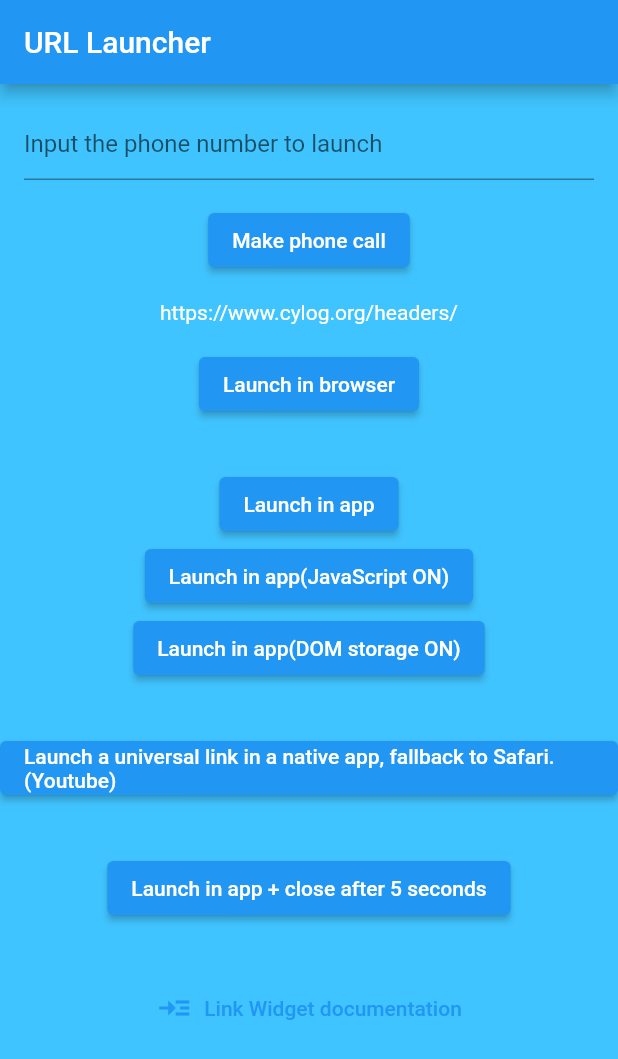
After one commit to Poll21/mig-service, a Flutter app: the MyHomePage screen opened directly, on a phone screen of 412 x 824 dp. The commit adds this screen. Shown: the top 1059 px of the screen. Run offline on Flutter 3.47's test engine with Material 2 defaults, Android fonts, the phone set to English and light mode, and no system bars; our stand-ins replace url_launcher_web.

Commit message:
ContactPage1

```diff
--- a/lib/components/attention_page.dart
+++ b/lib/components/attention_page.dart
@@ -1,5 +1,6 @@
 import 'package:flutter/material.dart';
 import 'package:migservice/components/prices/%D1%81ontact_Information.dart';
+import 'package:migservice/components/prices/contact_pag.dart';
 import 'constants.dart';
 import 'package:migservice/costomicons_icons.dart';
 
@@ -58,7 +59,7 @@ class AttentionPage extends StatelessWidget {
                   borderRadius: BorderRadius.circular(kDefaultRadius/2)
               ),
               child:IconButton(
-                onPressed: () => Navigator.push(context, MaterialPageRoute(builder: (context) => ContactInf())),
+                onPressed: () => Navigator.push(context, MaterialPageRoute(builder: (context) => ContactPage())),
                 icon: Icon(Costomicons.vk,color: kTextColor,),),
             ),
             Container(
--- /dev/null
+++ b/lib/components/prices/contact_pag.dart
@@ -0,0 +1,218 @@
+// Copyright 2013 The Flutter Authors. All rights reserved.
+// Use of this source code is governed by a BSD-style license that can be
+// found in the LICENSE file.
+// ignore_for_file: public_member_api_docs
+
+import 'dart:async';
+
+import 'package:flutter/material.dart';
+import 'package:url_launcher/link.dart';
+import 'package:url_launcher/url_launcher.dart';
+
+
+class ContactPage extends StatelessWidget {
+  @override
+  Widget build(BuildContext context) {
+    return MaterialApp(
+      title: 'URL Launcher',
+      theme: ThemeData(
+        primarySwatch: Colors.blue,
+      ),
+      home: MyHomePage(title: 'URL Launcher'),
+    );
+  }
+}
+
+class MyHomePage extends StatefulWidget {
+  MyHomePage({Key key,
+
+    this.title}) : super(key: key);
+  final String title;
+
+  @override
+  _MyHomePageState createState() => _MyHomePageState();
+}
+
+class _MyHomePageState extends State<MyHomePage> {
+  Future<void> _launched;
+  String _phone = '';
+
+  Future<void> _launchInBrowser(String url) async {
+    if (await canLaunch(url)) {
+      await launch(
+        url,
+        forceSafariVC: false,
+        forceWebView: false,
+        headers: <String, String>{'my_header_key': 'my_header_value'},
+      );
+    } else {
+      throw 'Could not launch $url';
+    }
+  }
+
+  Future<void> _launchInWebViewOrVC(String url) async {
+    if (await canLaunch(url)) {
+      await launch(
+        url,
+        forceSafariVC: true,
+        forceWebView: true,
+        headers: <String, String>{'my_header_key': 'my_header_value'},
+      );
+    } else {
+      throw 'Could not launch $url';
+    }
+  }
+
+  Future<void> _launchInWebViewWithJavaScript(String url) async {
+    if (await canLaunch(url)) {
+      await launch(
+        url,
+        forceSafariVC: true,
+        forceWebView: true,
+        enableJavaScript: true,
+      );
+    } else {
+      throw 'Could not launch $url';
+    }
+  }
+
+  Future<void> _launchInWebViewWithDomStorage(String url) async {
+    if (await canLaunch(url)) {
+      await launch(
+        url,
+        forceSafariVC: true,
+        forceWebView: true,
+        enableDomStorage: true,
+      );
+    } else {
+      throw 'Could not launch $url';
+    }
+  }
+
+  Future<void> _launchUniversalLinkIos(String url) async {
+    if (await canLaunch(url)) {
+      final bool nativeAppLaunchSucceeded = await launch(
+        url,
+        forceSafariVC: false,
+        universalLinksOnly: true,
+      );
+      if (!nativeAppLaunchSucceeded) {
+        await launch(
+          url,
+          forceSafariVC: true,
+        );
+      }
+    }
+  }
+
+  Widget _launchStatus(BuildContext context, AsyncSnapshot<void> snapshot) {
+    if (snapshot.hasError) {
+      return Text('Error: ${snapshot.error}');
+    } else {
+      return const Text('');
+    }
+  }
+
+  Future<void> _makePhoneCall(String url) async {
+    if (await canLaunch(url)) {
+      await launch(url);
+    } else {
+      throw 'Could not launch $url';
+    }
+  }
+
+  @override
+  Widget build(BuildContext context) {
+    const String toLaunch = 'https://www.cylog.org/headers/';
+    return Scaffold(
+      appBar: AppBar(
+        title: Text(widget.title),
+      ),
+      body: ListView(
+        children: <Widget>[
+          Column(
+            mainAxisAlignment: MainAxisAlignment.center,
+            children: <Widget>[
+              Padding(
+                padding: const EdgeInsets.all(16.0),
+                child: TextField(
+                    onChanged: (String text) => _phone = text,
+                    decoration: const InputDecoration(
+                        hintText: 'Input the phone number to launch')),
+              ),
+              ElevatedButton(
+                onPressed: () => setState(() {
+                  _launched = _makePhoneCall('tel:$_phone');
+                }),
+                child: const Text('Make phone call'),
+              ),
+              const Padding(
+                padding: EdgeInsets.all(16.0),
+                child: Text(toLaunch),
+              ),
+              ElevatedButton(
+                onPressed: () => setState(() {
+                  _launched = _launchInBrowser(toLaunch);
+                }),
+                child: const Text('Launch in browser'),
+              ),
+              const Padding(padding: EdgeInsets.all(16.0)),
+              ElevatedButton(
+                onPressed: () => setState(() {
+                  _launched = _launchInWebViewOrVC(toLaunch);
+                }),
+                child: const Text('Launch in app'),
+              ),
+              ElevatedButton(
+                onPressed: () => setState(() {
+                  _launched = _launchInWebViewWithJavaScript(toLaunch);
+                }),
+                child: const Text('Launch in app(JavaScript ON)'),
+              ),
+              ElevatedButton(
+                onPressed: () => setState(() {
+                  _launched = _launchInWebViewWithDomStorage(toLaunch);
+                }),
+                child: const Text('Launch in app(DOM storage ON)'),
+              ),
+              const Padding(padding: EdgeInsets.all(16.0)),
+              ElevatedButton(
+                onPressed: () => setState(() {
+                  _launched = _launchUniversalLinkIos(toLaunch);
+                }),
+                child: const Text(
+                    'Launch a universal link in a native app, fallback to Safari.(Youtube)'),
+              ),
+              const Padding(padding: EdgeInsets.all(16.0)),
+              ElevatedButton(
+                onPressed: () => setState(() {
+                  _launched = _launchInWebViewOrVC(toLaunch);
+                  Timer(const Duration(seconds: 5), () {
+                    print('Closing WebView after 5 seconds...');
+                    closeWebView();
+                  });
+                }),
+                child: const Text('Launch in app + close after 5 seconds'),
+              ),
+              const Padding(padding: EdgeInsets.all(16.0)),
+              Link(
+                uri: Uri.parse(
+                    'https://pub.dev/documentation/url_launcher/latest/link/link-library.html'),
+                target: LinkTarget.blank,
+                builder: (ctx, openLink) {
+                  return TextButton.icon(
+                    onPressed: openLink,
+                    label: Text('Link Widget documentation'),
+                    icon: Icon(Icons.read_more),
+                  );
+                },
+              ),
+              const Padding(padding: EdgeInsets.all(16.0)),
+              FutureBuilder<void>(future: _launched, builder: _launchStatus),
+            ],
+          ),
+        ],
+      ),
+    );
+  }
+}
--- a/pubspec.yaml
+++ b/pubspec.yaml
@@ -29,6 +29,7 @@ dependencies:
   cupertino_icons: ^1.0.3
   foldable_sidebar: ^1.0.0
   new_gradient_app_bar: ^0.2.0
+  url_launcher: ^6.0.12
 
 dev_dependencies:
   flutter_test:
```
Also changed, not shown: lib/components/prices/сontact_Information.dart (+69 -7 lines), lib/generated_plugin_registrant.dart (added, +16 -0 lines), pubspec.lock, 11 other files.
